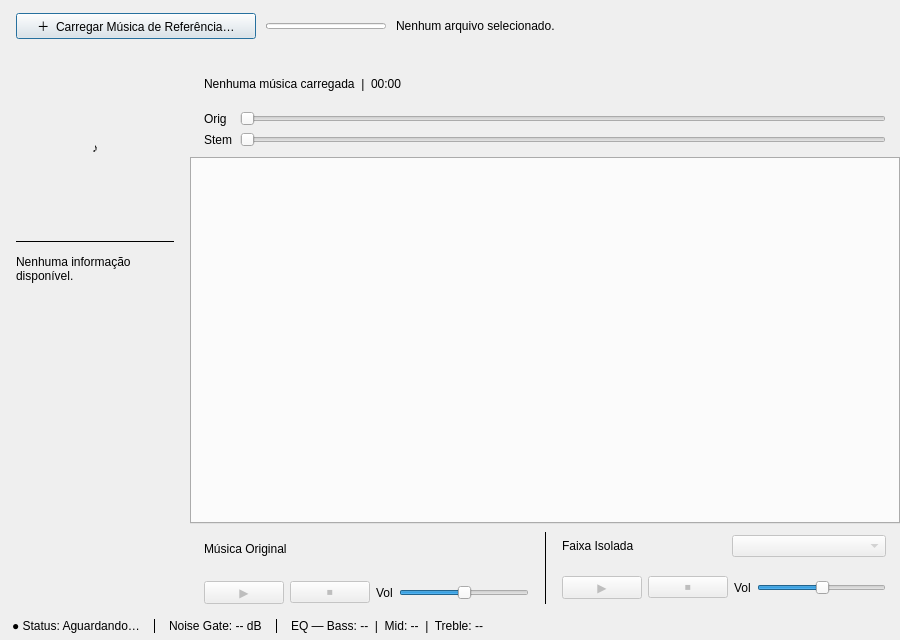
broken-usb/uninstrumephy, file gui/mainwindow.ui: the form before one commit.
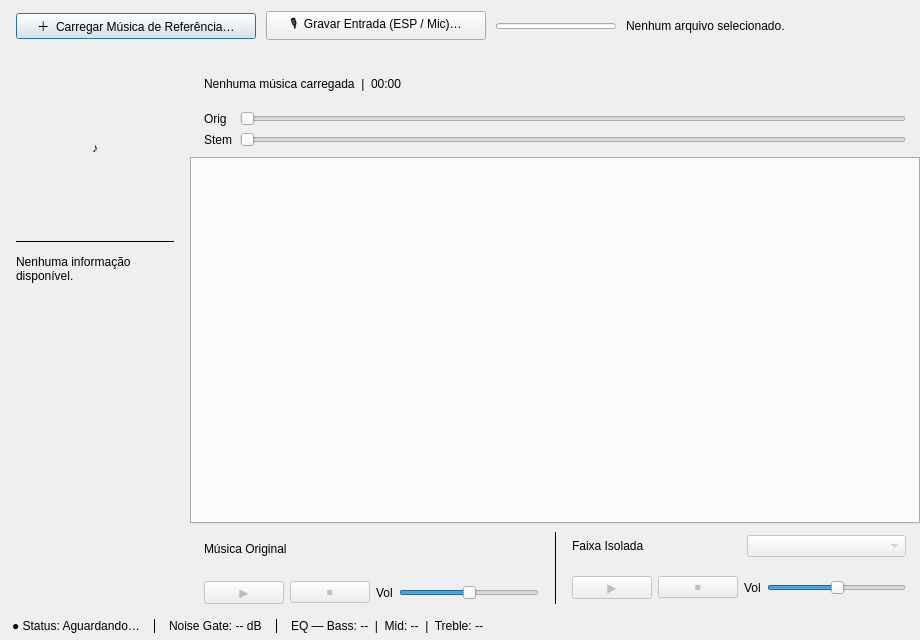
The form after the commit.

```diff
--- a/gui/mainwindow.ui
+++ b/gui/mainwindow.ui
@@ -6,13 +6,13 @@
    <rect>
     <x>0</x>
     <y>0</y>
-    <width>900</width>
+    <width>920</width>
     <height>640</height>
    </rect>
   </property>
   <property name="minimumSize">
    <size>
-    <width>760</width>
+    <width>780</width>
     <height>540</height>
    </size>
   </property>
@@ -81,6 +81,19 @@
         </property>
        </widget>
       </item>
+      <item>
+       <widget class="QPushButton" name="btn_record">
+        <property name="maximumSize">
+         <size>
+          <width>220</width>
+          <height>16777215</height>
+         </size>
+        </property>
+        <property name="text">
+         <string>🎙  Gravar Entrada (ESP / Mic)…</string>
+        </property>
+       </widget>
+      </item>
       <item>
        <widget class="QProgressBar" name="progress_bar">
         <property name="minimumSize">
@@ -121,18 +134,6 @@
      <property name="spacing">
       <number>0</number>
      </property>
-     <property name="leftMargin">
-      <number>0</number>
-     </property>
-     <property name="topMargin">
-      <number>0</number>
-     </property>
-     <property name="rightMargin">
-      <number>0</number>
-     </property>
-     <property name="bottomMargin">
-      <number>0</number>
-     </property>
      <item>
       <widget class="QFrame" name="frameLeft">
        <property name="minimumSize">
@@ -235,18 +236,6 @@
        <property name="spacing">
         <number>0</number>
        </property>
-       <property name="leftMargin">
-        <number>0</number>
-       </property>
-       <property name="topMargin">
-        <number>0</number>
-       </property>
-       <property name="rightMargin">
-        <number>0</number>
-       </property>
-       <property name="bottomMargin">
-        <number>0</number>
-       </property>
        <item>
         <widget class="QFrame" name="frameInfo">
          <property name="minimumSize">
```
Left out of the diff: 4 changed lines with no effect on the pictures.
